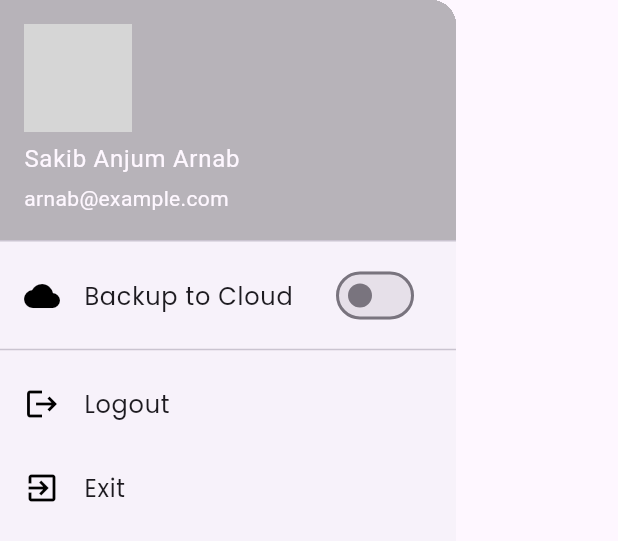
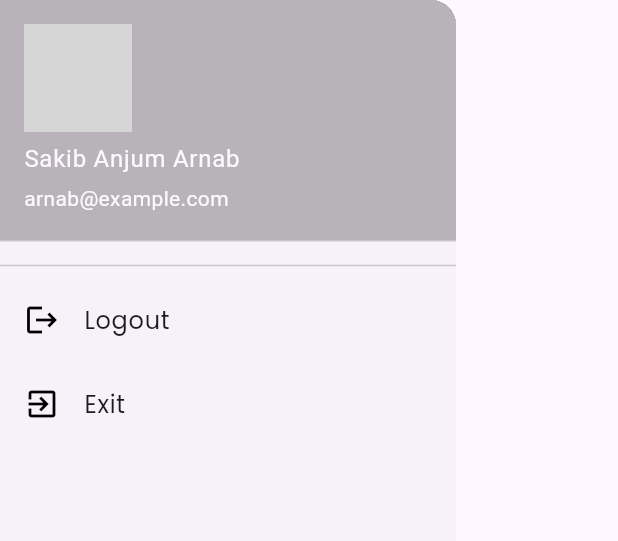
Before and after one commit to anjumArnab/FireTasks, a Flutter app: the CustomDrawer widget shown alone on an empty page, opened directly, on a phone screen of 412 x 824 dp. Shown: the top 541 px of the screen. Run offline on Flutter 3.47's test engine with Material 3 defaults, Android fonts, the phone set to English and light mode, and no system bars; our stand-ins replace google_fonts; network calls fail; grey boxes are pictures that could not be loaded.

Commit message:
backup button removed

```diff
--- a/lib/widgets/drawer.dart
+++ b/lib/widgets/drawer.dart
@@ -4,8 +4,6 @@ class CustomDrawer extends StatelessWidget {
   final String username;
   final String email;
   final String profilePictureUrl;
-  final bool isBackupEnabled;
-  final ValueChanged<bool> onBackupToggle;
   final VoidCallback onLogout;
   final VoidCallback onExit;
 
@@ -14,8 +12,6 @@ class CustomDrawer extends StatelessWidget {
     required this.username,
     required this.email,
     required this.profilePictureUrl,
-    required this.isBackupEnabled,
-    required this.onBackupToggle,
     required this.onLogout,
     required this.onExit,
   });
@@ -25,43 +21,27 @@ class CustomDrawer extends StatelessWidget {
     return Drawer(
       child: Column(
         children: [
-          // Header Section with User Profile
           UserAccountsDrawerHeader(
             accountName: Text(username),
             accountEmail: Text(email),
             currentAccountPicture: CircleAvatar(
               backgroundImage: NetworkImage(
-                  profilePictureUrl), // Replace with user's profile picture URL
+                  profilePictureUrl),
             ),
             decoration: const BoxDecoration(
-              color: Colors.black26// Set background color
+              color: Colors.black26
             ),
           ),
-          // Backup Tasks Section
-          ListTile(
-            leading: const Icon(Icons.cloud, color: Colors.black),
-            title: const Text('Backup to Cloud'), // Backup Tasks to Cloud
-            trailing: Switch(
-              focusColor: Colors.black,
-              value: isBackupEnabled,
-              onChanged: onBackupToggle,
-            ),
-          ),
-
           const Divider(),
-
-          // Logout Button
           ListTile(
             leading: const Icon(Icons.logout, color: Colors.black),
             title: const Text('Logout'),
-            onTap: onLogout, // Add logout functionality here
+            onTap: onLogout,
           ),
-
-          // Exit Button
           ListTile(
             leading: const Icon(Icons.exit_to_app, color: Colors.black),
             title: const Text('Exit'),
-            onTap: onExit, // Add exit functionality here
+            onTap: onExit,
           ),
         ],
       ),
```
